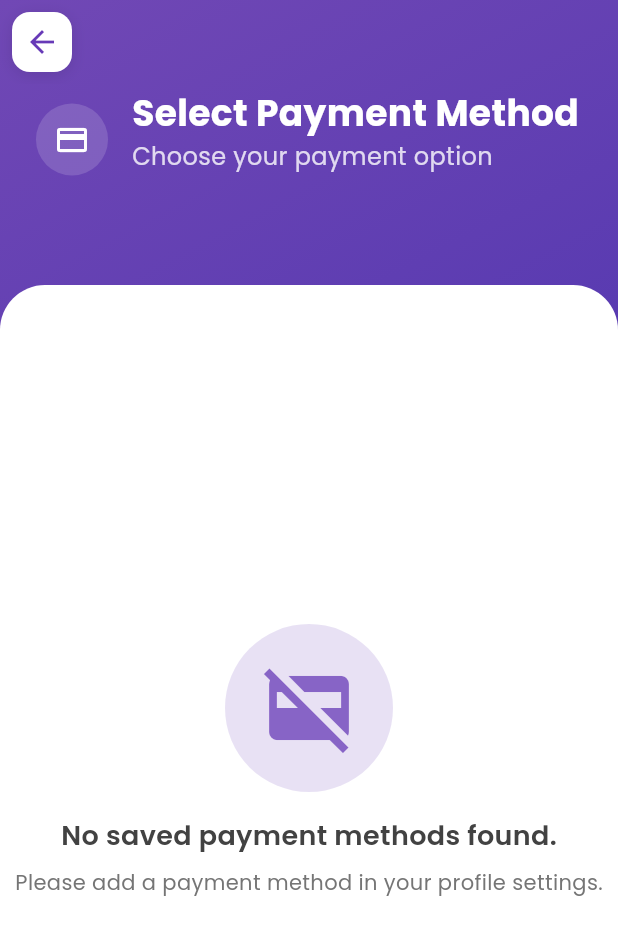
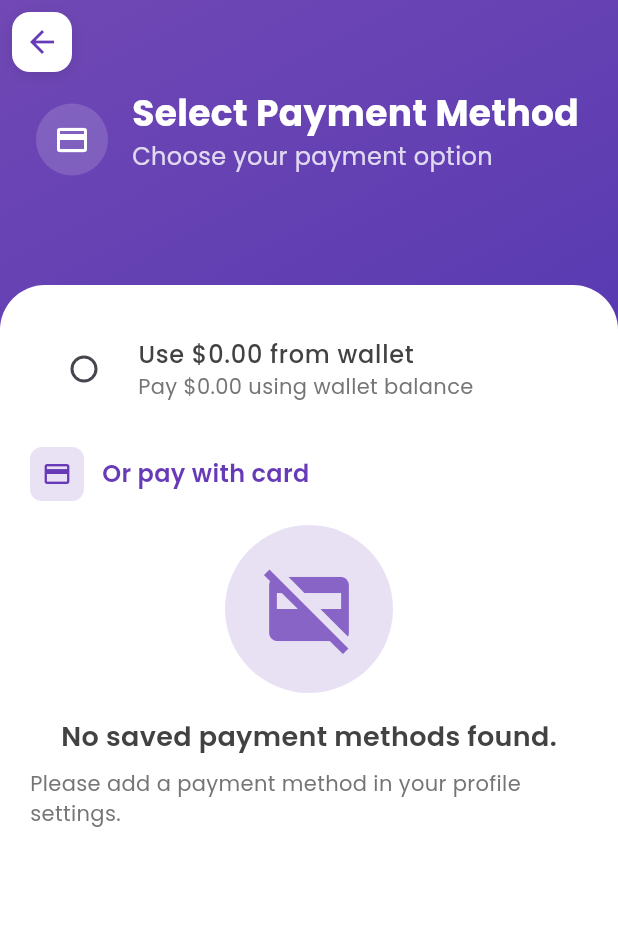
Before and after one commit to BerkaySimsek1/collectionapp, a Flutter app: the SelectPaymentScreen widget shown alone on an empty page, opened directly with empty values, on a phone screen of 412 x 824 dp. Shown: the top 935 px of the screen. Run offline on Flutter 3.47's test engine with Material 3 defaults, Android fonts, the phone set to English and light mode, and no system bars; our stand-ins replace cloud_firestore, csc_picker, firebase_auth, firebase_core, firebase_storage, flutter_dotenv and 6 more; accounts and stored records are empty.

Commit message:
finished purchasing and selling feature

```diff
--- a/lib/screens/auctionScreens/auctionPurchaseScreens/checkoutScreens/select_payment_screen.dart
+++ b/lib/screens/auctionScreens/auctionPurchaseScreens/checkoutScreens/select_payment_screen.dart
@@ -54,7 +54,137 @@ class _SelectPaymentScreenState extends State<SelectPaymentScreen> {
             },
       buttonText: 'Continue',
       buttonIcon: Icons.arrow_forward_outlined,
-      body: StreamBuilder<QuerySnapshot>(
+      body: StreamBuilder<DocumentSnapshot>(
+        stream: FirebaseFirestore.instance
+            .collection('users')
+            .doc(widget.userUid)
+            .snapshots(),
+        builder: (context, userSnapshot) {
+          if (userSnapshot.connectionState == ConnectionState.waiting) {
+            return Center(
+              child: CircularProgressIndicator(
+                color: Colors.deepPurple.shade300,
+              ),
+            );
+          }
+          if (!userSnapshot.hasData || !userSnapshot.data!.exists) {
+            return Center(
+              child: Text(
+                'User data not found.',
+                style:
+                    GoogleFonts.poppins(fontSize: 16, color: Colors.grey[600]),
+              ),
+            );
+          }
+          final userData = userSnapshot.data!.data() as Map<String, dynamic>;
+          final rawBalance = userData['balance'];
+          final double balance =
+              (rawBalance != null) ? (rawBalance as num).toDouble() : 0.0;
+          final double price = widget.auction.startingPrice.toDouble();
+
+          if (balance < price && balance == 0.0) {
+            // No funds at all
+            return Center(
+              child: Text(
+                'Not enough money in your wallet',
+                style: GoogleFonts.poppins(fontSize: 16, color: Colors.red),
+              ),
+            );
+          } else if (balance < price && balance > 0.0) {
+            // Partial funds
+            final double needed = price - balance;
+            return Padding(
+              padding: const EdgeInsets.all(20),
+              child: Column(
+                mainAxisAlignment: MainAxisAlignment.center,
+                children: [
+                  Text(
+                    'Your wallet has \$${balance.toStringAsFixed(2)}.\n'
+                    'You need \$${needed.toStringAsFixed(2)} more.',
+                    textAlign: TextAlign.center,
+                    style: GoogleFonts.poppins(
+                        fontSize: 16, color: Colors.grey[800]),
+                  ),
+                  const SizedBox(height: 16),
+                  ElevatedButton(
+                    onPressed: () {
+                      setState(() {
+                        _selectedPaymentMethod = 'composite';
+                      });
+                    },
+                    style: ElevatedButton.styleFrom(
+                      backgroundColor: Colors.deepPurple,
+                      shape: RoundedRectangleBorder(
+                        borderRadius: BorderRadius.circular(8),
+                      ),
+                    ),
+                    child: Text(
+                      'Use \$${balance.toStringAsFixed(2)} from wallet and \$${needed.toStringAsFixed(2)} from card',
+                      style: GoogleFonts.poppins(
+                          fontSize: 16, color: Colors.white),
+                    ),
+                  ),
+                ],
+              ),
+            );
+          } else {
+            // balance >= price: show wallet or card choice + saved cards
+            return ListView(
+              padding: const EdgeInsets.all(20),
+              children: [
+                // Wallet option
+                RadioListTile<String>(
+                  value: 'wallet',
+                  groupValue: _selectedPaymentMethod,
+                  onChanged: (value) {
+                    setState(() {
+                      _selectedPaymentMethod = value;
+                    });
+                  },
+                  title: Text(
+                    'Use \$${balance.toStringAsFixed(2)} from wallet',
+                    style: GoogleFonts.poppins(
+                      fontSize: 16,
+                      fontWeight: FontWeight.w500,
+                      color: Colors.grey[800],
+                    ),
+                  ),
+                  subtitle: Text(
+                    'Pay \$${price.toStringAsFixed(2)} using wallet balance',
+                    style: GoogleFonts.poppins(
+                        fontSize: 14, color: Colors.grey[600]),
+                  ),
+                ),
+                const SizedBox(height: 16),
+                // Or pay by card header
+                Row(
+                  children: [
+                    Container(
+                      padding: const EdgeInsets.all(8),
+                      decoration: BoxDecoration(
+                        color: Colors.deepPurple.withOpacity(0.15),
+                        borderRadius: BorderRadius.circular(8),
+                      ),
+                      child: const Icon(
+                        Icons.credit_card_outlined,
+                        color: Colors.deepPurple,
+                        size: 20,
+                      ),
+                    ),
+                    const SizedBox(width: 12),
+                    Text(
+                      'Or pay with card',
+                      style: GoogleFonts.poppins(
+                        fontSize: 16,
+                        fontWeight: FontWeight.w600,
+                        color: Colors.deepPurple,
+                      ),
+                    ),
+                  ],
+                ),
+                const SizedBox(height: 16),
+                // StreamBuilder for saved cards (existing code)
+                StreamBuilder<QuerySnapshot>(
                   stream: FirebaseFirestore.instance
                       .collection('paymentMethods')
                       .where('userId', isEqualTo: widget.userUid)
@@ -71,148 +201,14 @@ class _SelectPaymentScreenState extends State<SelectPaymentScreen> {
                       return buildEmptyState(
                         icon: Icons.credit_card_off,
                         title: 'No saved payment methods found.',
-              subtitle: 'Please add a payment method in your profile settings.',
+                        subtitle:
+                            'Please add a payment method in your profile settings.',
                       );
                     }
 
                     final docs = snapshot.data!.docs;
-          return ListView(
-            padding: const EdgeInsets.all(20),
-            children: [
-              // Display selected address info
-              Container(
-                margin: const EdgeInsets.only(bottom: 24),
-                decoration: BoxDecoration(
-                  color: Colors.white,
-                  borderRadius: BorderRadius.circular(16),
-                  boxShadow: [
-                    BoxShadow(
-                      color: Colors.black.withValues(alpha: 0.1),
-                      blurRadius: 10,
-                      offset: const Offset(0, 4),
-                    ),
-                  ],
-                ),
-                child: Padding(
-                  padding: const EdgeInsets.all(20),
-                  child: StreamBuilder<DocumentSnapshot>(
-                    stream: FirebaseFirestore.instance
-                        .collection('adresses')
-                        .doc(widget.addressId)
-                        .snapshots(),
-                    builder: (context, addressSnapshot) {
-                      if (addressSnapshot.connectionState ==
-                          ConnectionState.waiting) {
-                        return Center(
-                          child: CircularProgressIndicator(
-                            color: Colors.deepPurple.shade300,
-                          ),
-                        );
-                      }
-                      if (!addressSnapshot.hasData ||
-                          !addressSnapshot.data!.exists) {
-                        return Text(
-                          'Address not found.',
-                          style: GoogleFonts.poppins(
-                              fontSize: 16, color: Colors.grey[600]),
-                        );
-                      }
-                      final data =
-                          addressSnapshot.data!.data() as Map<String, dynamic>;
-                      final title = data['title'] ?? '';
-                      final detailedAddress = data['detailedAddress'] ?? '';
-                      final city = data['city'] ?? '';
-                      final country = data['country'] ?? '';
-
                     return Column(
-                        crossAxisAlignment: CrossAxisAlignment.start,
-                        children: [
-                          Row(
-                            children: [
-                              Container(
-                                padding: const EdgeInsets.all(8),
-                                decoration: BoxDecoration(
-                                  color:
-                                      Colors.deepPurple.withValues(alpha: 0.15),
-                                  borderRadius: BorderRadius.circular(8),
-                                ),
-                                child: const Icon(
-                                  Icons.location_on_outlined,
-                                  color: Colors.deepPurple,
-                                  size: 20,
-                                ),
-                              ),
-                              const SizedBox(width: 12),
-                              Text(
-                                'Shipping Address',
-                                style: GoogleFonts.poppins(
-                                  fontSize: 16,
-                                  fontWeight: FontWeight.w600,
-                                  color: Colors.deepPurple,
-                                ),
-                              ),
-                            ],
-                          ),
-                          const SizedBox(height: 12),
-                          Text(
-                            title,
-                            style: GoogleFonts.poppins(
-                              fontSize: 16,
-                              fontWeight: FontWeight.w500,
-                              color: Colors.grey[800],
-                            ),
-                          ),
-                          const SizedBox(height: 4),
-                          Text(
-                            detailedAddress,
-                            style: GoogleFonts.poppins(
-                              fontSize: 14,
-                              color: Colors.grey[600],
-                            ),
-                          ),
-                          const SizedBox(height: 4),
-                          Text(
-                            '$city, $country',
-                            style: GoogleFonts.poppins(
-                              fontSize: 14,
-                              color: Colors.grey[600],
-                            ),
-                          ),
-                        ],
-                      );
-                    },
-                  ),
-                ),
-              ),
-              // Payment method selection header
-              Row(
-                children: [
-                  Container(
-                    padding: const EdgeInsets.all(8),
-                    decoration: BoxDecoration(
-                      color: Colors.deepPurple.withValues(alpha: 0.15),
-                      borderRadius: BorderRadius.circular(8),
-                    ),
-                    child: const Icon(
-                      Icons.credit_card_outlined,
-                      color: Colors.deepPurple,
-                      size: 20,
-                    ),
-                  ),
-                  const SizedBox(width: 12),
-                  Text(
-                    'Saved Payment Methods',
-                    style: GoogleFonts.poppins(
-                      fontSize: 16,
-                      fontWeight: FontWeight.w600,
-                      color: Colors.deepPurple,
-                    ),
-                  ),
-                ],
-              ),
-              const SizedBox(height: 16),
-              // List of saved cards
-              ...docs.map((doc) {
+                      children: docs.map((doc) {
                         final pmData = doc.data() as Map<String, dynamic>;
                         final cardHolder = pmData['cardHolderName'] ?? '';
                         final cardNumber = pmData['cardNumber'] ?? '';
@@ -227,7 +223,7 @@ class _SelectPaymentScreenState extends State<SelectPaymentScreen> {
                             borderRadius: BorderRadius.circular(16),
                             boxShadow: [
                               BoxShadow(
-                        color: Colors.black.withValues(alpha: 0.1),
+                                color: Colors.black.withOpacity(0.1),
                                 blurRadius: 8,
                                 offset: const Offset(0, 2),
                               ),
@@ -258,9 +254,13 @@ class _SelectPaymentScreenState extends State<SelectPaymentScreen> {
                             ),
                           ),
                         );
-              }),
+                      }).toList(),
+                    );
+                  },
+                ),
               ],
             );
+          }
         },
       ),
     );
--- a/lib/screens/auctionScreens/auctionPurchaseScreens/checkoutScreens/sum_and_proceed_screen.dart
+++ b/lib/screens/auctionScreens/auctionPurchaseScreens/checkoutScreens/sum_and_proceed_screen.dart
@@ -34,12 +34,48 @@ class _SumAndProceedScreenState extends State<SumAndProceedScreen> {
       headerIcon: Icons.receipt_long_outlined,
       isLoading: false,
       onPressed: _termsAccepted
-          ? () {
-              _loadOrderDetails().then((orderData) async {
+          ? () async {
+              // Fetch order details
+              final rawData = await _loadOrderDetails();
+              final orderData = Map<String, dynamic>.from(rawData);
               final addressData =
-                    orderData['address'] as Map<String, dynamic>;
+                  Map<String, dynamic>.from(orderData['address']);
               final paymentData =
-                    orderData['payment'] as Map<String, dynamic>;
+                  Map<String, dynamic>.from(orderData['payment']);
+
+              // Determine price
+              final double price = widget.auction.startingPrice.toDouble();
+
+              // Handle wallet deduction if needed
+              if (widget.paymentMethod == 'wallet' ||
+                  widget.paymentMethod == 'composite') {
+                // Get current balance
+                final userDoc = await FirebaseFirestore.instance
+                    .collection('users')
+                    .doc(widget.userUid)
+                    .get();
+                final userData = userDoc.exists
+                    ? userDoc.data() as Map<String, dynamic>
+                    : {};
+                final rawBalance = userData['balance'];
+                final double balance =
+                    (rawBalance != null) ? (rawBalance as num).toDouble() : 0.0;
+
+                double newBalance;
+                if (widget.paymentMethod == 'wallet') {
+                  // Deduct full price from balance
+                  newBalance = balance - price;
+                } else {
+                  // Composite: deduct entire balance
+                  newBalance = 0.0;
+                }
+
+                // Update user's balance in Firestore
+                await FirebaseFirestore.instance
+                    .collection('users')
+                    .doc(widget.userUid)
+                    .update({'balance': newBalance});
+              }
 
               // Update auction status in Firestore before navigating
               await FirebaseFirestore.instance
@@ -49,6 +85,7 @@ class _SumAndProceedScreenState extends State<SumAndProceedScreen> {
               widget.auction.status =
                   'Order Placed'; // Optional: update local model
 
+              // Navigate to order successful screen
               Navigator.pushReplacement(
                 context,
                 MaterialPageRoute(
@@ -59,7 +96,6 @@ class _SumAndProceedScreenState extends State<SumAndProceedScreen> {
                   ),
                 ),
               );
-              });
             }
           : null,
       buttonText: 'Place Order',
@@ -83,9 +119,20 @@ class _SumAndProceedScreenState extends State<SumAndProceedScreen> {
             );
           }
 
-          final orderData = snapshot.data as Map<String, dynamic>;
-          final addressData = orderData['address'] as Map<String, dynamic>;
-          final paymentData = orderData['payment'] as Map<String, dynamic>;
+          final rawData = snapshot.data;
+          if (rawData == null) {
+            return Center(
+              child: Text(
+                'Order data not available.',
+                style: GoogleFonts.poppins(color: Colors.red),
+              ),
+            );
+          }
+          final orderData = Map<String, dynamic>.from(rawData as Map);
+          final addressData =
+              Map<String, dynamic>.from(orderData['address'] as Map);
+          final paymentData =
+              Map<String, dynamic>.from(orderData['payment'] as Map);
 
           final cardNumber = paymentData['cardNumber'] ?? '';
           final cardLast4 = cardNumber.length >= 4
```
Also changed, not shown: lib/screens/auctionScreens/auctionPurchaseScreens/purchased_screen.dart (+11 -0 lines). Lines whose indentation alone changed are shown as unchanged.
